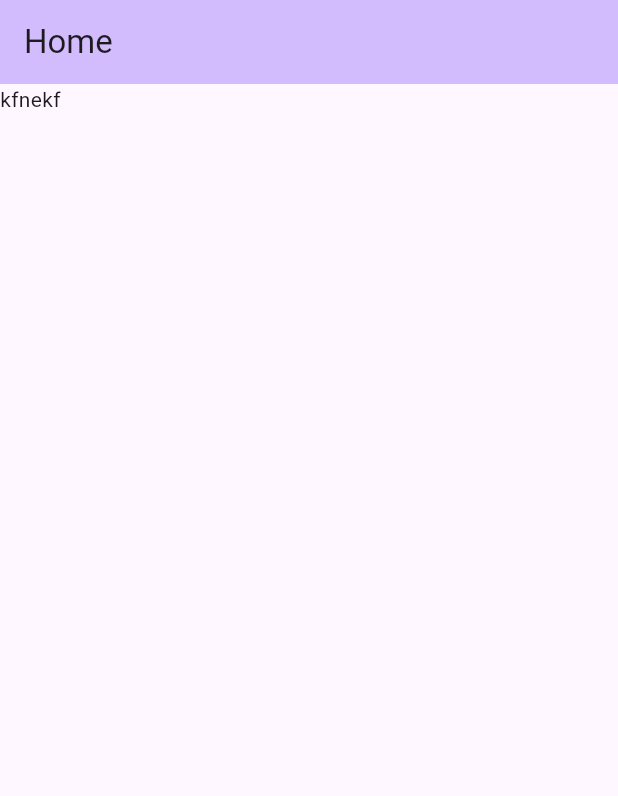
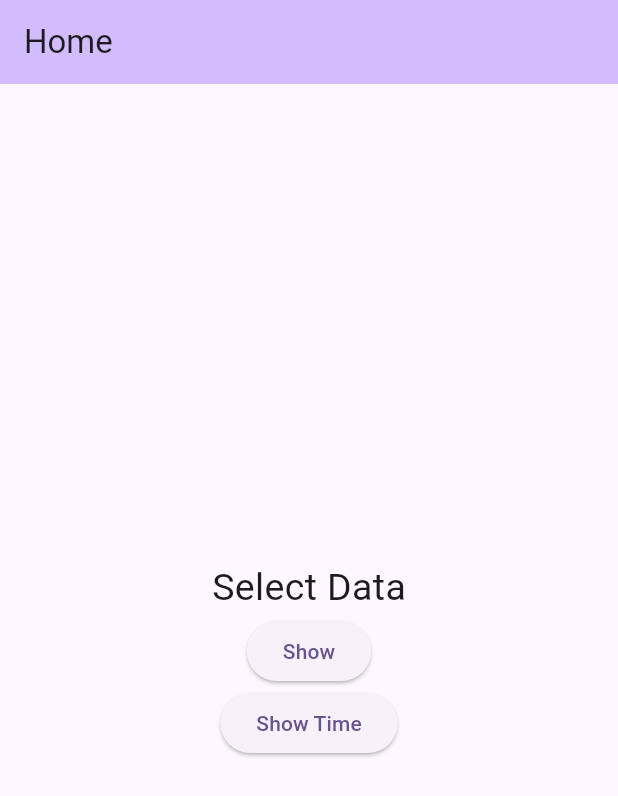
Before and after one commit to shayekh/WsCube-Flutter, a Flutter app: the screen it shows after launch, on a phone screen of 412 x 824 dp. Shown: the top 796 px of the screen. Run offline on Flutter 3.47's test engine with Material 2 defaults, Android fonts, the phone set to English and light mode, and no system bars.

Commit message:
Date & Time Picker

```diff
--- a/lib/main.dart
+++ b/lib/main.dart
@@ -1,4 +1,3 @@
-
 import 'package:flutter/material.dart';
 import 'package:intl/intl.dart';
 
@@ -86,12 +85,46 @@ class _MyHomePageState extends State<MyHomePage> {
           // TRY THIS: Try changing the color here to a specific color (to
           // Colors.amber, perhaps?) and trigger a hot reload to see the AppBar
           // change color while the other colors stay the same.
-        backgroundColor: Theme.of(context).colorScheme.inversePrimary,
+          backgroundColor: Theme
+              .of(context)
+              .colorScheme
+              .inversePrimary,
           // Here we take the value from the MyHomePage object that was created by
           // the App.build method, and use it to set our appbar title.
           title: Text(widget.title),
         ),
-      body:  Text("kfnekf")
+        body: Center(
+          child: Column(
+            mainAxisAlignment: MainAxisAlignment.center,
+            children: [
+              Text('Select Data',
+                style: TextStyle(fontSize: 25),
+              ),
+              ElevatedButton(onPressed: () async {
+                DateTime? datePicked = await showDatePicker(context: context,
+                    initialDate: DateTime(2022),
+                    firstDate: DateTime(2021),
+                    lastDate: DateTime(2024));
+
+                if (datePicked != null) {
+                  print('Date Selected: ${datePicked.day} - ${datePicked
+                      .month} - ${datePicked.year}');
+                }
+              }, child: Text('Show')),
+              ElevatedButton(onPressed: () async {
+                 TimeOfDay? pickedTime = await showTimePicker(context: context,
+                    initialTime: TimeOfDay.now(),
+                    initialEntryMode: TimePickerEntryMode.input);
+
+                 if(pickedTime!=null)
+                   {
+                     print('Time Selected: ${pickedTime.hour}: ${pickedTime.minute}');
+                   }
+              }, child: Text('Show Time'))
+            ],
+
+          ),
+        )
     );
   }
 }
```
Lines whose indentation alone changed are shown as unchanged.
